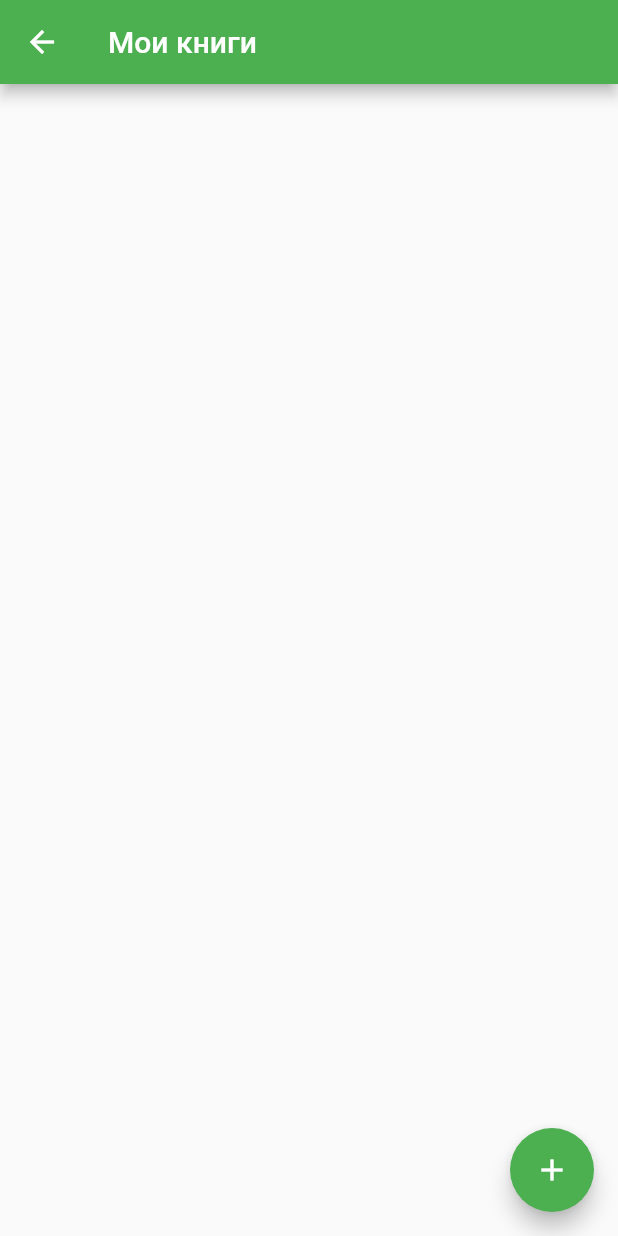
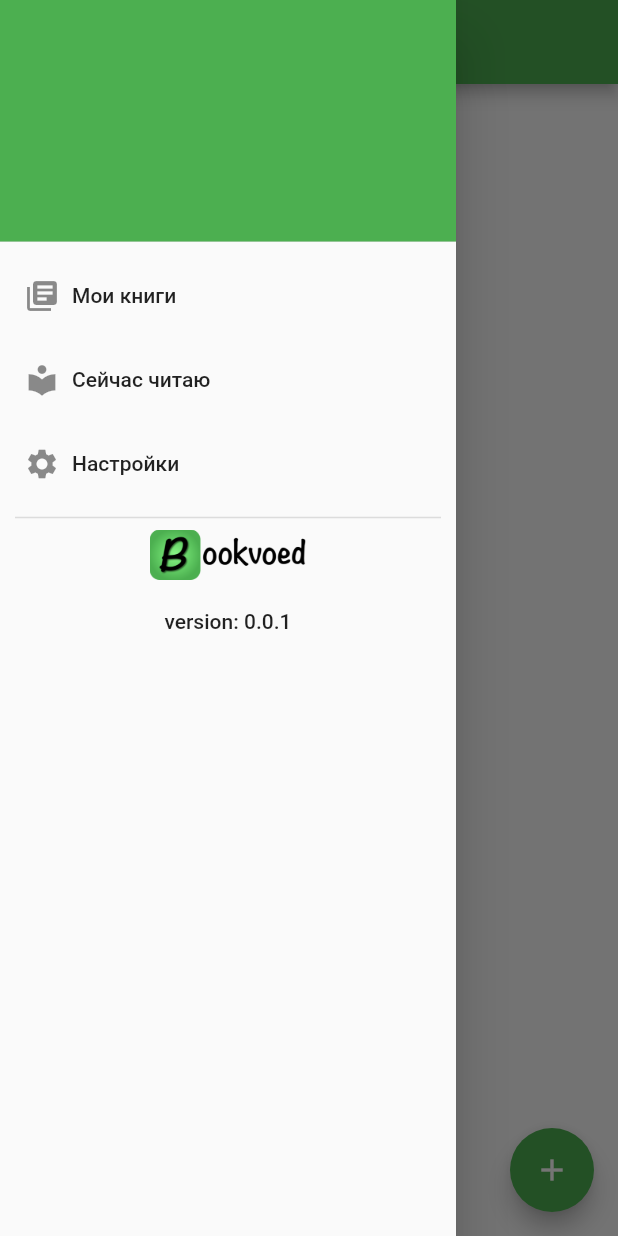
Before and after one commit to EvgenyAstashin/Bookvoed-Mobile, a Flutter app: the MainScreen screen opened directly, with the side drawer open (before the commit the screen has no drawer), on a phone screen of 412 x 824 dp. Run offline on Flutter 3.47's test engine with Material 2 defaults, Android fonts, the phone set to English and light mode, and no system bars; our stand-ins replace progress_dialog, shared_preferences; missing offline and left inert: flutter_barcode_scanner; accounts and stored records are empty.

Commit message:
added navigation drawer

```diff
--- a/lib/screens/landing/landing.dart
+++ b/lib/screens/landing/landing.dart
@@ -1,4 +1,4 @@
-import 'package:bookvoed/main.dart';
+import 'package:bookvoed/screens/main/main.dart';
 import 'package:bookvoed/network/user_api_impl.dart';
 import 'package:bookvoed/screens/landing/landing_presenter.dart';
 import 'package:bookvoed/screens/landing/landing_view.dart';
--- a/lib/screens/login/login.dart
+++ b/lib/screens/login/login.dart
@@ -5,7 +5,7 @@ import 'package:bookvoed/screens/registration/registration.dart';
 import 'package:bookvoed/screens/login/login_view.dart';
 import 'package:flutter/material.dart';
 
-import '../../main.dart';
+import '../main/main.dart';
 import 'login_presenter.dart';
 
 class LoginScreen extends StatefulWidget {
--- a/lib/screens/login/login_presenter.dart
+++ b/lib/screens/login/login_presenter.dart
@@ -1,6 +1,6 @@
 import 'package:bookvoed/network/user_api.dart';
 import 'package:bookvoed/mvp/base_presenter.dart';
-import 'package:bookvoed/preferences.dart';
+import 'package:bookvoed/utils/preferences.dart';
 import 'package:bookvoed/screens/login/login_view.dart';
 
 class LoginPresenter extends BasePresenter<LoginView> {
--- /dev/null
+++ b/lib/screens/main/main.dart
@@ -0,0 +1,93 @@
+import 'package:flutter/material.dart';
+import 'package:flutter_barcode_scanner/flutter_barcode_scanner.dart';
+import 'package:progress_dialog/progress_dialog.dart';
+
+import '../../book_info.dart';
+import '../../entity/book.dart';
+import '../../network.dart';
+
+class MainScreen extends StatefulWidget {
+  MainScreen({Key key}) : super(key: key);
+
+  @override
+  _MainScreenState createState() => _MainScreenState();
+}
+
+class _MainScreenState extends State<MainScreen> {
+  ProgressDialog _progressDialog;
+
+  @override
+  void initState() {
+    super.initState();
+    _progressDialog = ProgressDialog(context);
+  }
+
+  @override
+  Widget build(BuildContext context) {
+    return Scaffold(
+      appBar: AppBar(
+        title: Text("Мои книги"),
+      ),
+      drawer: Drawer(
+        child: Column(
+          children: <Widget>[
+            DrawerHeader(
+              child: Container(),
+              decoration: BoxDecoration(
+                color: Colors.green,
+              ),
+            ),
+            Expanded(
+              child: ListView(
+                padding: EdgeInsets.zero,
+                children: <Widget>[
+                  _createDrawerItem(icon: Icons.library_books, text: 'Мои книги', onTap: (){_hideDrawer();}),
+                  _createDrawerItem(icon: Icons.local_library, text: 'Сейчас читаю', onTap: (){_hideDrawer();}),
+                  _createDrawerItem(icon: Icons.settings, text: 'Настройки', onTap: (){_hideDrawer();}),
+                  Divider(thickness: 1.0, indent: 10, endIndent: 10,),
+                  Padding(
+                    padding: EdgeInsets.only(left: 100, right: 100),
+                    child: Image.asset('assets/images/logo.png'),
+                  ),
+                  ListTile(
+                    title: Center(child: Text('version: 0.0.1')),
+                    onTap: () {},
+                  )
+                ],
+              ),
+            )
+          ],
+        ),
+      ),
+      floatingActionButton: FloatingActionButton(
+        onPressed: _barcodeReaderPressed,
+        child: Icon(Icons.add),
+      ),
+    );
+  }
+
+  void _barcodeReaderPressed() async {
+    String barcodeScanRes = await FlutterBarcodeScanner.scanBarcode(
+        "#ff6666", "Cancel", false, ScanMode.BARCODE);
+  }
+
+  Widget _createDrawerItem(
+      {IconData icon, String text, GestureTapCallback onTap}) {
+    return ListTile(
+      title: Row(
+        children: <Widget>[
+          Icon(icon),
+          Padding(
+            padding: EdgeInsets.only(left: 8.0),
+            child: Text(text),
+          )
+        ],
+      ),
+      onTap: onTap,
+    );
+  }
+
+  void _hideDrawer() {
+    Navigator.pop(context);
+  }
+}
--- a/lib/screens/registration/registration.dart
+++ b/lib/screens/registration/registration.dart
@@ -4,7 +4,7 @@ import 'package:bookvoed/network/user_api_impl.dart';
 import 'package:bookvoed/screens/registration/registration_presenter.dart';
 import 'package:bookvoed/screens/registration/registration_view.dart';
 import 'package:flutter/material.dart';
-import '../../main.dart';
+import '../main/main.dart';
 
 class RegistrationScreen extends StatefulWidget {
   @override
--- a/lib/screens/registration/registration_presenter.dart
+++ b/lib/screens/registration/registration_presenter.dart
@@ -1,9 +1,9 @@
 import 'package:bookvoed/network/user_api.dart';
 import 'package:bookvoed/mvp/base_presenter.dart';
-import 'package:bookvoed/user_property_validator.dart';
+import 'package:bookvoed/utils/user_property_validator.dart';
 import 'package:bookvoed/screens/registration/registration_view.dart';
 
-import '../../preferences.dart';
+import '../../utils/preferences.dart';
 
 class RegistrationPresenter extends BasePresenter<RegistrationView> {
 
```
Also changed, not shown: lib/main.dart (deleted, +0 -83 lines), lib/screens/landing/landing_presenter.dart (+3 -4 lines), lib/screens/main/main_presenter.dart (added), lib/screens/main/main_view.dart (added), lib/utils/preferences.dart (renamed from lib/preferences.dart), lib/utils/thread_utils.dart (renamed from lib/thread_utils.dart), lib/utils/user_property_validator.dart (renamed from lib/user_property_validator.dart).
